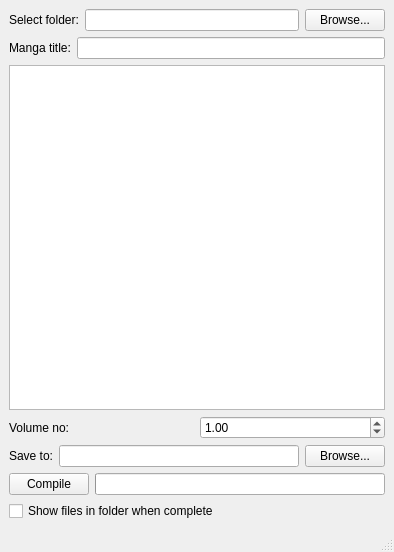
Qt form volumize/ui/mainwindow.ui (immanuelhume/volumize) before a commit.
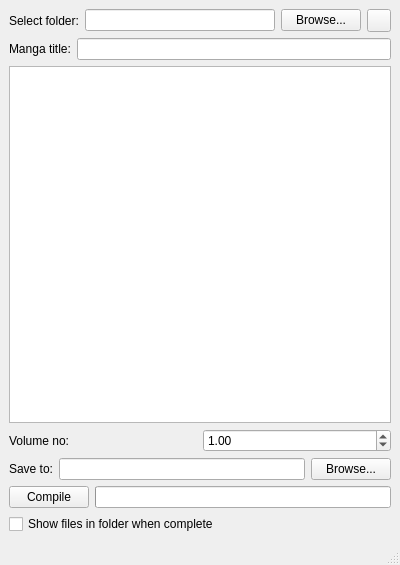
The same form after that commit. Icons and pictures are not drawn. Custom widgets are drawn as their Qt base class.

Commit message: Add refresh button

What changed in the file:
```diff
--- a/volumize/ui/mainwindow.ui
+++ b/volumize/ui/mainwindow.ui
@@ -6,8 +6,8 @@
    <rect>
     <x>0</x>
     <y>0</y>
-    <width>394</width>
-    <height>552</height>
+    <width>400</width>
+    <height>565</height>
    </rect>
   </property>
   <property name="contextMenuPolicy">
@@ -48,6 +48,17 @@
         </property>
        </widget>
       </item>
+      <item>
+       <widget class="QToolButton" name="toolButton_refreshList">
+        <property name="text">
+         <string/>
+        </property>
+        <property name="icon">
+         <iconset resource="../resources/resources.qrc">
+          <normaloff>:/icons/view-refresh.png</normaloff>:/icons/view-refresh.png</iconset>
+        </property>
+       </widget>
+      </item>
      </layout>
     </item>
     <item>
```
The commit also changes 7 other files.
